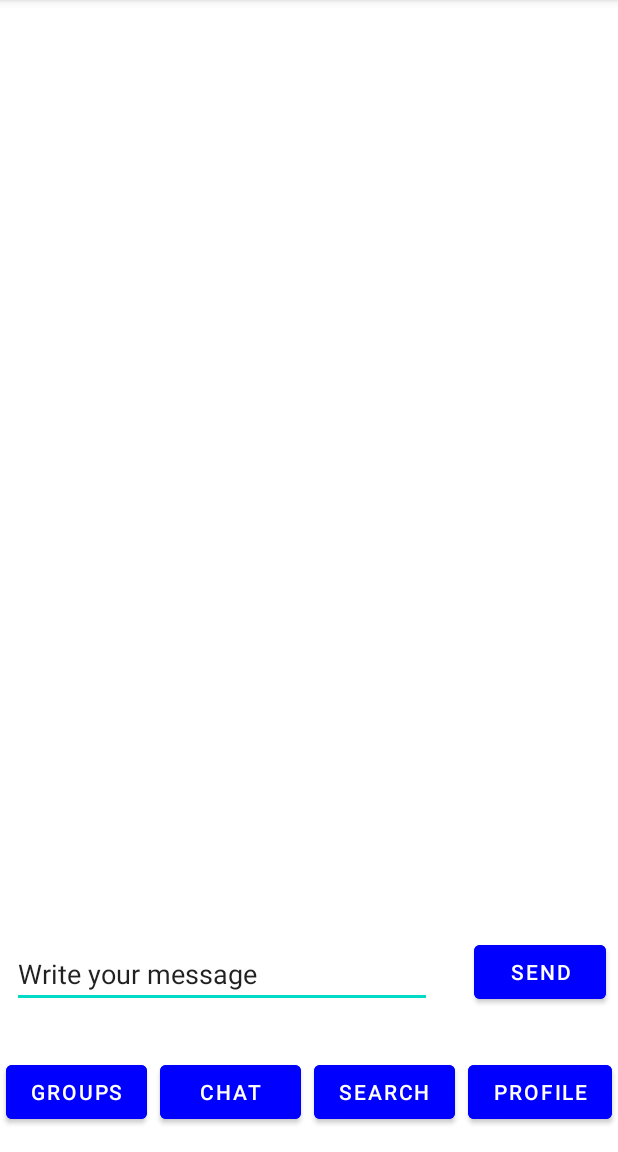
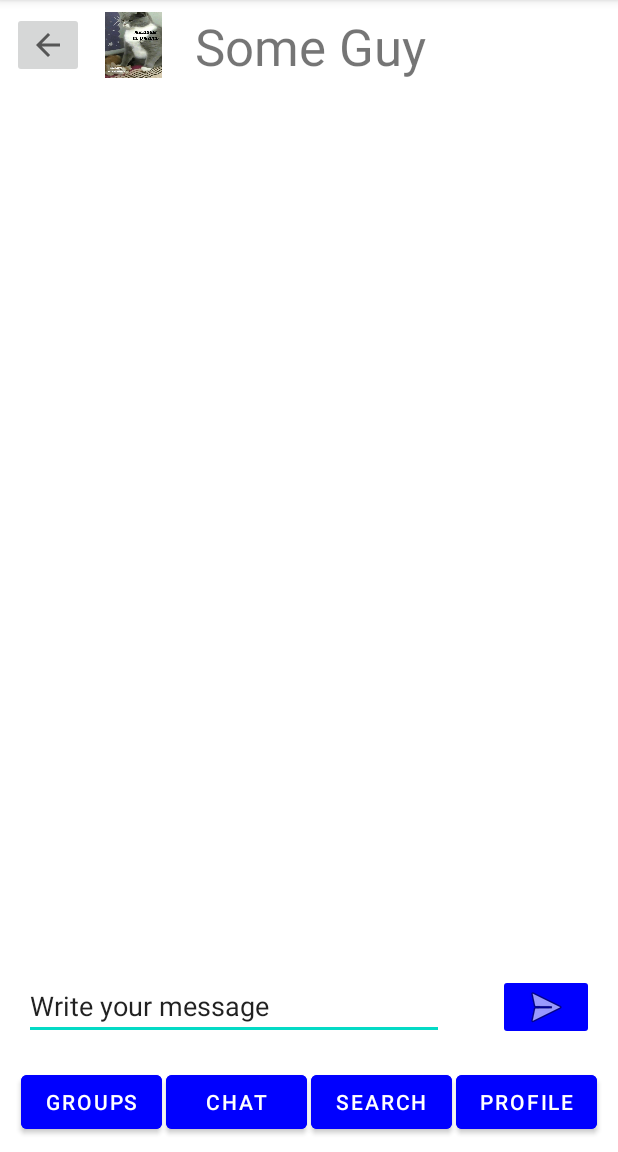
Before and after one commit to joloses/COSC341_Project, an Android app: the Chat screen opened directly, with no data from a screen before it, on a phone screen of 412 x 824 dp, the part 84-1236 px from its top. Run offline under Robolectric (Android 15) with nearby library versions, the phone set to English and light mode, and no system bars.

Commit message:
More details in chat

```diff
--- a/app/src/main/java/com/example/cosc341_project/Chat.java
+++ b/app/src/main/java/com/example/cosc341_project/Chat.java
@@ -29,6 +29,10 @@ public class Chat extends AppCompatActivity {
         arr.add(findViewById(R.id.tv4));
         arr.add(findViewById(R.id.tv5));
         arr.add(findViewById(R.id.tv6));
+        arr.add(findViewById(R.id.tv7));
+        arr.add(findViewById(R.id.tv8));
+        arr.add(findViewById(R.id.tv9));
+        arr.add(findViewById(R.id.tv10));
         tv = arr.get(count);
     }
 
@@ -48,7 +52,15 @@ public class Chat extends AppCompatActivity {
         TextView t4 = arr.get(3);
         TextView t5 = arr.get(4);
         TextView t6 = arr.get(5);
+        TextView t7 = arr.get(6);
+        TextView t8 = arr.get(7);
+        TextView t9 = arr.get(8);
+        TextView t10 = arr.get(9);
 
+        t10.setText(t9.getText().toString());
+        t9.setText(t8.getText().toString());
+        t8.setText(t7.getText().toString());
+        t7.setText(t6.getText().toString());
         t6.setText(t5.getText().toString());
         t5.setText(t4.getText().toString());
         t4.setText(t3.getText().toString());
@@ -59,6 +71,8 @@ public class Chat extends AppCompatActivity {
     public void toChat(View view) {
         finish();
     }
+
+    public void back(View view) { finish(); }
 
     // methods to jump to different views
     /*
--- a/app/src/main/res/layout/activity_chat.xml
+++ b/app/src/main/res/layout/activity_chat.xml
@@ -10,82 +10,127 @@
         android:id="@+id/enterText"
         android:layout_width="280dp"
         android:layout_height="wrap_content"
-        android:layout_marginStart="8dp"
-        android:layout_marginBottom="32dp"
+        android:layout_marginStart="16dp"
+        android:layout_marginBottom="16dp"
         android:ems="10"
         android:inputType="textPersonName"
         android:text="Write your message"
-        app:layout_constraintBottom_toTopOf="@+id/chatB"
+        app:layout_constraintBottom_toTopOf="@+id/linearLayout"
         app:layout_constraintStart_toStartOf="parent" />
 
+    <LinearLayout
+        android:id="@+id/linearLayout"
+        android:layout_width="409dp"
+        android:layout_height="wrap_content"
+        android:layout_marginStart="4dp"
+        android:layout_marginEnd="4dp"
+        android:layout_marginBottom="8dp"
+        android:gravity="center"
+        android:orientation="horizontal"
+        app:layout_constraintBottom_toBottomOf="parent"
+        app:layout_constraintEnd_toEndOf="parent"
+        app:layout_constraintStart_toStartOf="parent">
+
         <Button
-        android:id="@+id/sendB"
-        android:layout_width="wrap_content"
+            android:id="@+id/groupsB"
+            android:layout_width="94dp"
             android:layout_height="wrap_content"
-        android:layout_marginEnd="8dp"
-        android:layout_marginBottom="32dp"
+            android:layout_margin="1.5dp"
             android:backgroundTint="#0000FF"
-        android:onClick="send"
-        android:text="Send"
-        app:layout_constraintBottom_toTopOf="@+id/profileB"
-        app:layout_constraintEnd_toEndOf="parent" />
+            android:onClick="toGroups"
+            android:padding="4dp"
+            android:text="Groups" />
 
         <Button
             android:id="@+id/chatB"
             android:layout_width="94dp"
             android:layout_height="wrap_content"
-        android:layout_marginBottom="16dp"
+            android:layout_margin="1.5dp"
             android:backgroundTint="#0000FF"
             android:onClick="toChat"
-        android:text="Chat"
-        app:layout_constraintBottom_toBottomOf="parent"
-        app:layout_constraintEnd_toStartOf="@+id/searchB"
-        app:layout_constraintStart_toEndOf="@+id/groupsB" />
+            android:padding="4dp"
+            android:text="Chat" />
 
         <Button
             android:id="@+id/searchB"
             android:layout_width="94dp"
             android:layout_height="wrap_content"
-        android:layout_marginBottom="16dp"
+            android:layout_margin="1.5dp"
             android:backgroundTint="#0000FF"
             android:onClick="toSearch"
-        android:text="Search"
-        app:layout_constraintBottom_toBottomOf="parent"
-        app:layout_constraintEnd_toStartOf="@+id/profileB"
-        app:layout_constraintStart_toEndOf="@+id/chatB" />
-
-    <Button
-        android:id="@+id/groupsB"
-        android:layout_width="94dp"
-        android:layout_height="wrap_content"
-        android:layout_marginStart="4dp"
-        android:layout_marginBottom="16dp"
-        android:backgroundTint="#0000FF"
-        android:onClick="toGroups"
-        android:text="Groups"
-        app:layout_constraintBottom_toBottomOf="parent"
-        app:layout_constraintStart_toStartOf="parent" />
+            android:padding="4dp"
+            android:text="Search" />
 
         <Button
             android:id="@+id/profileB"
-        android:layout_width="96dp"
+            android:layout_width="94dp"
             android:layout_height="wrap_content"
-        android:layout_marginEnd="4dp"
-        android:layout_marginBottom="16dp"
+            android:layout_margin="1.5dp"
             android:backgroundTint="#0000FF"
             android:onClick="toProfile"
-        android:text="Profile"
-        app:layout_constraintBottom_toBottomOf="parent"
-        app:layout_constraintEnd_toEndOf="parent" />
+            android:padding="4dp"
+            android:text="Profile" />
+
+    </LinearLayout>
 
     <LinearLayout
         android:layout_width="409dp"
-        android:layout_height="550dp"
+        android:layout_height="wrap_content"
+        android:layout_marginBottom="32dp"
         android:gravity="bottom"
         android:orientation="vertical"
+        app:layout_constraintBottom_toTopOf="@+id/enterText"
         app:layout_constraintEnd_toEndOf="parent"
-        app:layout_constraintStart_toStartOf="parent"
-        app:layout_constraintTop_toTopOf="parent">
+        app:layout_constraintHorizontal_bias="0.0"
+        app:layout_constraintStart_toStartOf="parent">
+
+        <TextView
+            android:id="@+id/tv10"
+            android:layout_width="match_parent"
+            android:layout_height="wrap_content"
+            android:layout_gravity="center"
+            android:layout_margin="12dp"
+            android:gravity="bottom"
+            android:text=""
+            android:textAlignment="textEnd"
+            android:textColor="@color/black"
+            android:textSize="20sp" />
+
+        <TextView
+            android:id="@+id/tv9"
+            android:layout_width="match_parent"
+            android:layout_height="wrap_content"
+            android:layout_gravity="center"
+            android:layout_margin="12dp"
+            android:gravity="bottom"
+            android:text=""
+            android:textAlignment="textEnd"
+            android:textColor="@color/black"
+            android:textSize="20sp" />
+
+        <TextView
+            android:id="@+id/tv8"
+            android:layout_width="match_parent"
+            android:layout_height="wrap_content"
+            android:layout_gravity="center"
+            android:layout_margin="12dp"
+            android:gravity="bottom"
+            android:text=""
+            android:textAlignment="textEnd"
+            android:textColor="@color/black"
+            android:textSize="20sp" />
+
+        <TextView
+            android:id="@+id/tv7"
+            android:layout_width="match_parent"
+            android:layout_height="wrap_content"
+            android:layout_gravity="center"
+            android:layout_margin="12dp"
+            android:gravity="bottom"
+            android:text=""
+            android:textAlignment="textEnd"
+            android:textColor="@color/black"
+            android:textSize="20sp" />
 
         <TextView
             android:id="@+id/tv6"
@@ -158,5 +203,61 @@
             android:textAlignment="textEnd"
             android:textColor="@color/black"
             android:textSize="20sp" />
+
     </LinearLayout>
+
+    <ImageButton
+        android:id="@+id/sendB"
+        android:layout_width="64dp"
+        android:layout_height="44dp"
+        android:layout_marginEnd="16dp"
+        android:layout_marginBottom="16dp"
+        android:backgroundTint="#0000FF"
+        android:onClick="send"
+        app:layout_constraintBottom_toTopOf="@+id/linearLayout"
+        app:layout_constraintEnd_toEndOf="parent"
+        app:srcCompat="@android:drawable/ic_menu_send" />
+
+    <LinearLayout
+        android:layout_width="match_parent"
+        android:layout_height="wrap_content"
+        android:orientation="horizontal"
+        app:layout_constraintEnd_toEndOf="parent"
+        app:layout_constraintStart_toStartOf="parent"
+        app:layout_constraintTop_toTopOf="parent">
+
+        <ImageButton
+            android:id="@+id/backB"
+            android:layout_width="wrap_content"
+            android:layout_height="wrap_content"
+            android:layout_marginStart="8dp"
+            android:layout_marginTop="8dp"
+            android:layout_marginRight="8dp"
+            android:layout_marginBottom="8dp"
+            android:onClick="back"
+            app:srcCompat="?attr/actionModeCloseDrawable" />
+
+        <ImageView
+            android:id="@+id/profilePic"
+            android:layout_width="50dp"
+            android:layout_height="44dp"
+            android:layout_marginLeft="8dp"
+            android:layout_marginTop="8dp"
+            android:layout_marginRight="8dp"
+            android:layout_marginBottom="8dp"
+            app:srcCompat="@drawable/rzhenie" />
+
+        <TextView
+            android:id="@+id/chatName"
+            android:layout_width="wrap_content"
+            android:layout_height="wrap_content"
+            android:layout_marginStart="8dp"
+            android:layout_marginTop="8dp"
+            android:layout_marginRight="8dp"
+            android:layout_marginBottom="8dp"
+            android:layout_weight="1"
+            android:text="Some Guy"
+            android:textSize="34sp" />
+    </LinearLayout>
+
 </androidx.constraintlayout.widget.ConstraintLayout>
```
Also changed, not shown: app/src/main/res/drawable-v24/profile-icon.png (added), app/src/main/res/drawable-v24/rzhenie.jpg (added). Lines whose indentation alone changed are shown as unchanged.
